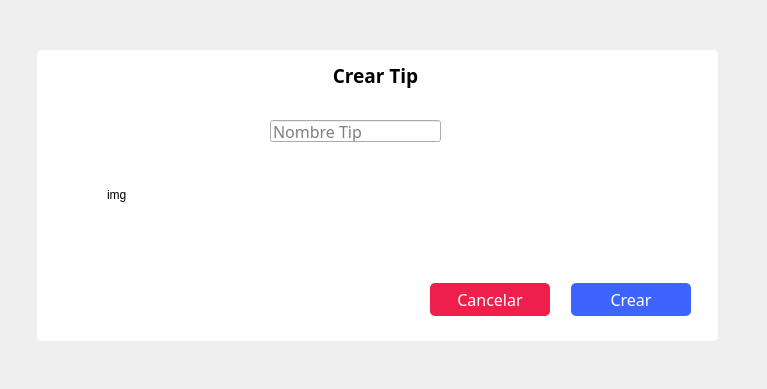
Qt form hospital-Core/Widgets/Administrador/administrador_crear_tips.ui (MrDanielG/Hospital-SCRUM) before a commit.
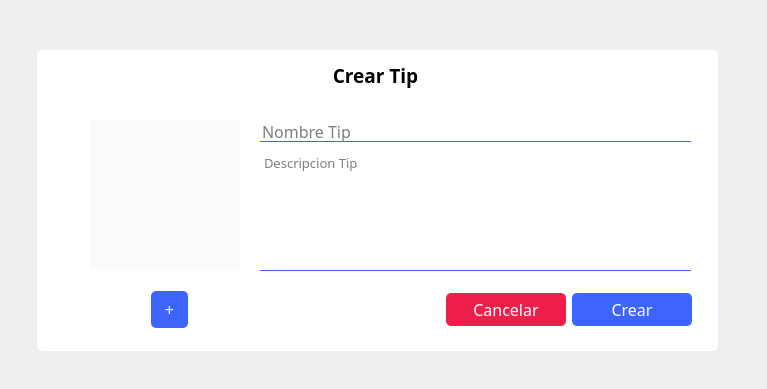
The same form after that commit. Icons and pictures are not drawn.

The edit to the form file:
```diff
--- a/hospital-Core/Widgets/Administrador/administrador_crear_tips.ui
+++ b/hospital-Core/Widgets/Administrador/administrador_crear_tips.ui
@@ -19,7 +19,7 @@
      <x>37</x>
      <y>50</y>
      <width>681</width>
-     <height>291</height>
+     <height>301</height>
     </rect>
    </property>
    <property name="styleSheet">
@@ -34,14 +34,21 @@
   <widget class="QLabel" name="img">
    <property name="geometry">
     <rect>
-     <x>107</x>
+     <x>90</x>
      <y>120</y>
      <width>150</width>
      <height>150</height>
     </rect>
    </property>
+   <property name="styleSheet">
+    <string notr="true">background-color: #fbfbfb;
+</string>
+   </property>
    <property name="text">
-    <string>img</string>
+    <string/>
+   </property>
+   <property name="pixmap">
+    <pixmap resource="../../resources.qrc">:/imagenes/Imagenes/imgTipTest.png</pixmap>
    </property>
    <property name="scaledContents">
     <bool>true</bool>
@@ -74,19 +81,19 @@
   <widget class="QWidget" name="layoutWidget">
    <property name="geometry">
     <rect>
-     <x>430</x>
-     <y>280</y>
-     <width>261</width>
+     <x>151</x>
+     <y>290</y>
+     <width>541</width>
      <height>39</height>
     </rect>
    </property>
    <layout class="QHBoxLayout" name="horizontalLayout">
     <item>
-     <widget class="QPushButton" name="btn_cancelar">
+     <widget class="QPushButton" name="btn_crear_2">
       <property name="minimumSize">
        <size>
-        <width>120</width>
-        <height>0</height>
+        <width>37</width>
+        <height>37</height>
        </size>
       </property>
       <property name="font">
@@ -97,20 +104,20 @@
       </property>
       <property name="styleSheet">
        <string notr="true">*{
-	background-color:  #EF1F4B;
+	background-color:  #3E64FF;
 	color: white;
 	border-radius: 5px;
 	padding: 5px;
 }
 
 :hover{
-	color: #EF1F4B;
+	color: #3E64FF;
 	background-color: white;
-	border: 1px solid #EF1F4B;
+	border: 1px solid #3E64FF;
 }</string>
       </property>
       <property name="text">
-       <string>Cancelar</string>
+       <string>+</string>
       </property>
      </widget>
     </item>
@@ -127,6 +134,42 @@
       </property>
      </spacer>
     </item>
+    <item>
+     <widget class="QPushButton" name="btn_cancelar">
+      <property name="minimumSize">
+       <size>
+        <width>120</width>
+        <height>0</height>
+       </size>
+      </property>
+      <property name="font">
+       <font>
+        <family>Montserrat Medium</family>
+        <pointsize>12</pointsize>
+       </font>
+      </property>
+      <property name="cursor">
+       <cursorShape>PointingHandCursor</cursorShape>
+      </property>
+      <property name="styleSheet">
+       <string notr="true">*{
+	background-color:  #EF1F4B;
+	color: white;
+	border-radius: 5px;
+	padding: 5px;
+}
+
+:hover{
+	color: #EF1F4B;
+	background-color: white;
+	border: 1px solid #EF1F4B;
+}</string>
+      </property>
+      <property name="text">
+       <string>Cancelar</string>
+      </property>
+     </widget>
+    </item>
     <item>
      <widget class="QPushButton" name="btn_crear">
       <property name="minimumSize">
@@ -165,9 +208,9 @@
   <widget class="QLineEdit" name="lineEdit">
    <property name="geometry">
     <rect>
-     <x>270</x>
+     <x>260</x>
      <y>120</y>
-     <width>171</width>
+     <width>431</width>
      <height>22</height>
     </rect>
    </property>
@@ -177,10 +220,40 @@
      <pointsize>12</pointsize>
     </font>
    </property>
+   <property name="styleSheet">
+    <string notr="true">background: transparent;
+border: none;
+color: black;
+border-bottom: 1px solid #3E64FF;</string>
+   </property>
    <property name="placeholderText">
     <string>Nombre Tip</string>
    </property>
   </widget>
+  <widget class="QTextEdit" name="textEdit">
+   <property name="geometry">
+    <rect>
+     <x>260</x>
+     <y>150</y>
+     <width>431</width>
+     <height>121</height>
+    </rect>
+   </property>
+   <property name="font">
+    <font>
+     <family>Montserrat Light</family>
+     <pointsize>10</pointsize>
+    </font>
+   </property>
+   <property name="styleSheet">
+    <string notr="true">background: transparent;
+border: none;
+border-bottom: 1px solid #3E64FF;</string>
+   </property>
+   <property name="placeholderText">
+    <string>Descripcion Tip</string>
+   </property>
+  </widget>
  </widget>
  <resources/>
  <connections/>
```
Left out of the diff: 12 changed lines with no effect on the pictures.
